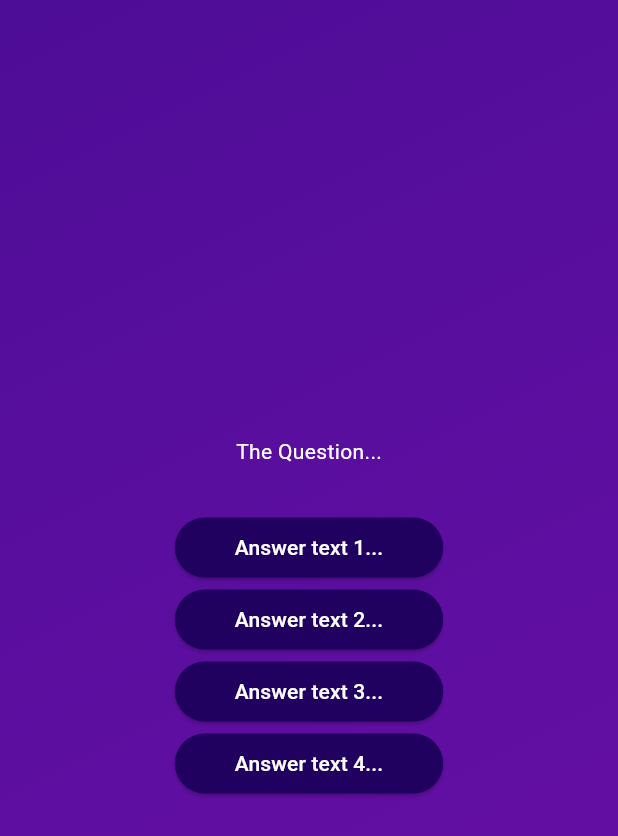
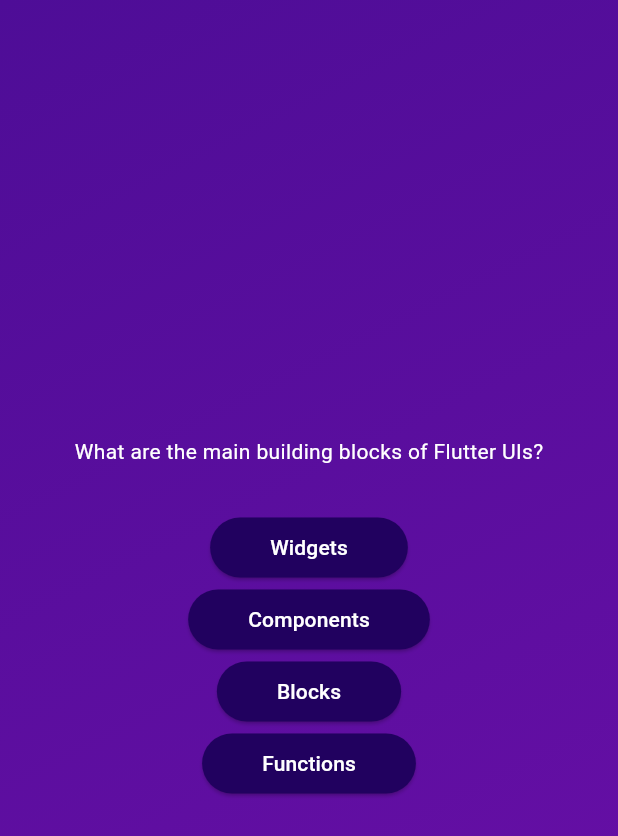
Before and after one commit to kronquistea/Flutter_Dart_Quiz_App, a Flutter app: the screen it shows after launch, after a tap on "Start Quiz", on a phone screen of 412 x 824 dp. Shown: the top 836 px of the screen. Run offline on Flutter 3.47's test engine with Material 3 defaults, Android fonts, the phone set to English and light mode, and no system bars.

Commit message:
End Lecture 71

```diff
--- a/lib/questions_screen.dart
+++ b/lib/questions_screen.dart
@@ -1,5 +1,6 @@
 import 'package:flutter/material.dart';
 import 'package:quiz_app/answer_button.dart';
+import 'package:quiz_app/data/questions.dart';
 
 class QuestionsScreen extends StatefulWidget {
   const QuestionsScreen({super.key});
@@ -13,22 +14,24 @@ class QuestionsScreen extends StatefulWidget {
 class _QuestionsScreenState extends State<QuestionsScreen> {
   @override
   Widget build(context) {
+    final currentQuestion = questions[0];
+
     return SizedBox(
       width: double.infinity,
       child: Column(
         mainAxisAlignment: MainAxisAlignment.center,
         children: [
-          const Text(
-            'The Question...',
-            style: TextStyle(
+          Text(
+            currentQuestion.text,
+            style: const TextStyle(
               color: Colors.white,
             ),
           ),
           const SizedBox(height: 30),
-          AnswerButton('Answer text 1...', () {}),
-          AnswerButton('Answer text 2...', () {}),
-          AnswerButton('Answer text 3...', () {}),
-          AnswerButton('Answer text 4...', () {}),
+          AnswerButton(currentQuestion.answers[0], () {}),
+          AnswerButton(currentQuestion.answers[1], () {}),
+          AnswerButton(currentQuestion.answers[2], () {}),
+          AnswerButton(currentQuestion.answers[3], () {}),
         ],
       ),
     );
```
